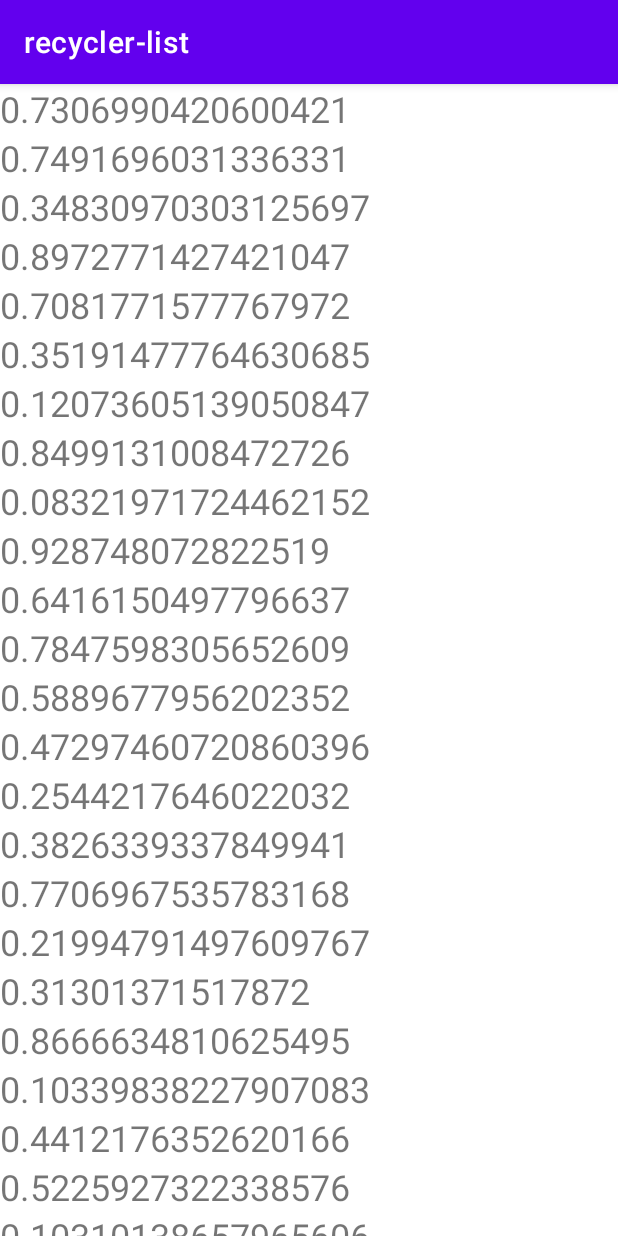
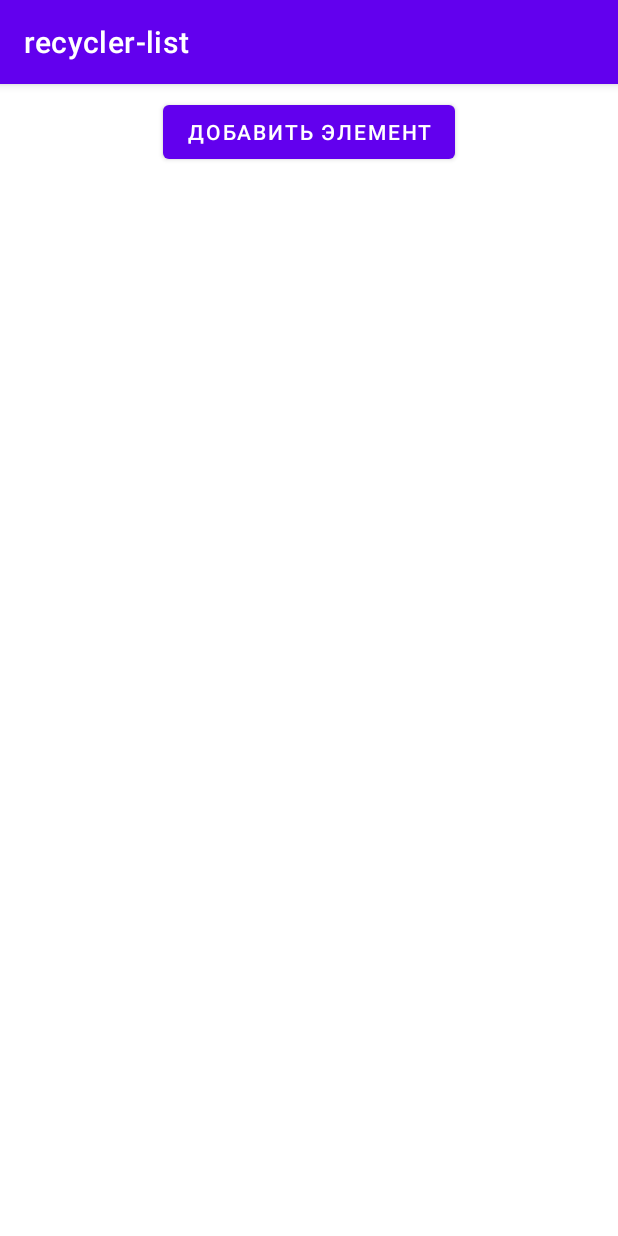
Before and after one commit to dmitryweiner/recycler-list-kotlin, an Android app: the screen it shows after launch (MainActivity), on a phone screen of 412 x 824 dp. Run offline under Robolectric (Android 15) with nearby library versions, the phone set to English and light mode, and no system bars.

Commit message:
"Add" button

```diff
--- a/app/src/main/java/com/example/recycler_list/MainActivity.kt
+++ b/app/src/main/java/com/example/recycler_list/MainActivity.kt
@@ -2,6 +2,7 @@ package com.example.recycler_list
 
 import androidx.appcompat.app.AppCompatActivity
 import android.os.Bundle
+import android.widget.Button
 import androidx.recyclerview.widget.LinearLayoutManager
 import androidx.recyclerview.widget.RecyclerView
 
@@ -11,12 +12,15 @@ class MainActivity : AppCompatActivity() {
         setContentView(R.layout.activity_main)
 
         val list = mutableListOf<String>()
-        for (i in 0..100) {
-            list.add(Math.random().toString())
-        }
         val adapter = RecyclerAdapter(list)
         val recyclerView = findViewById<RecyclerView>(R.id.recyclerView)
         recyclerView.layoutManager = LinearLayoutManager(this)
         recyclerView.adapter = adapter
+
+        val buttonAdd = findViewById<Button>(R.id.button)
+        buttonAdd.setOnClickListener {
+            list.add(Math.random().toString())
+            adapter.notifyItemInserted(list.lastIndex)
+        }
     }
 }
--- a/app/src/main/res/layout/activity_main.xml
+++ b/app/src/main/res/layout/activity_main.xml
@@ -6,13 +6,26 @@
     android:layout_height="match_parent"
     tools:context=".MainActivity">
 
+    <Button
+        android:id="@+id/button"
+        android:layout_width="wrap_content"
+        android:layout_height="wrap_content"
+        android:layout_marginTop="8dp"
+        android:layout_marginBottom="8dp"
+        android:text="Добавить элемент"
+        app:layout_constraintBottom_toTopOf="@+id/recyclerView"
+        app:layout_constraintEnd_toEndOf="parent"
+        app:layout_constraintHorizontal_bias="0.5"
+        app:layout_constraintStart_toStartOf="parent"
+        app:layout_constraintTop_toTopOf="parent"
+        app:layout_constraintVertical_chainStyle="spread_inside" />
+
     <androidx.recyclerview.widget.RecyclerView
         android:id="@+id/recyclerView"
         android:layout_width="match_parent"
-        android:layout_height="match_parent"
+        android:layout_height="0dp"
         app:layout_constraintBottom_toBottomOf="parent"
-        app:layout_constraintEnd_toEndOf="parent"
-        app:layout_constraintHorizontal_bias="0.5"
-        app:layout_constraintStart_toStartOf="parent"
-        app:layout_constraintTop_toTopOf="parent" />
+        app:layout_constraintTop_toBottomOf="@+id/button"
+        app:layout_constraintVertical_chainStyle="spread_inside"
+        tools:layout_editor_absoluteX="1dp" />
 </androidx.constraintlayout.widget.ConstraintLayout>
```
